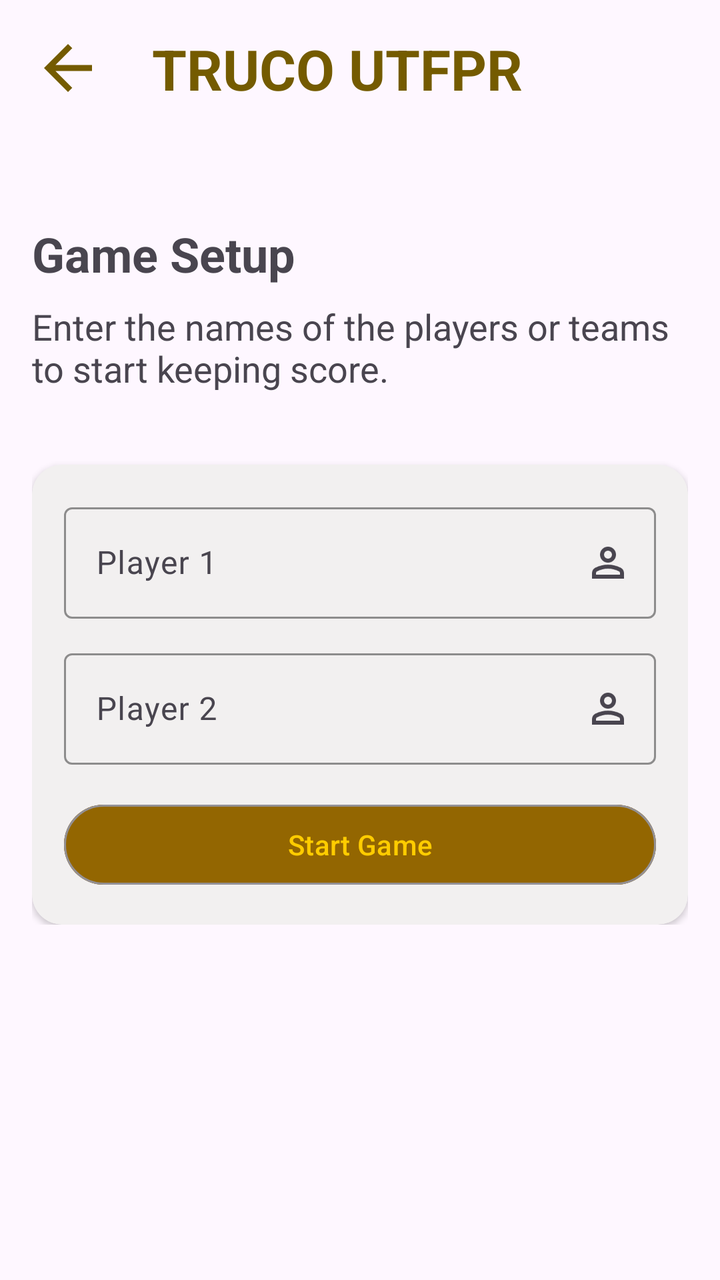
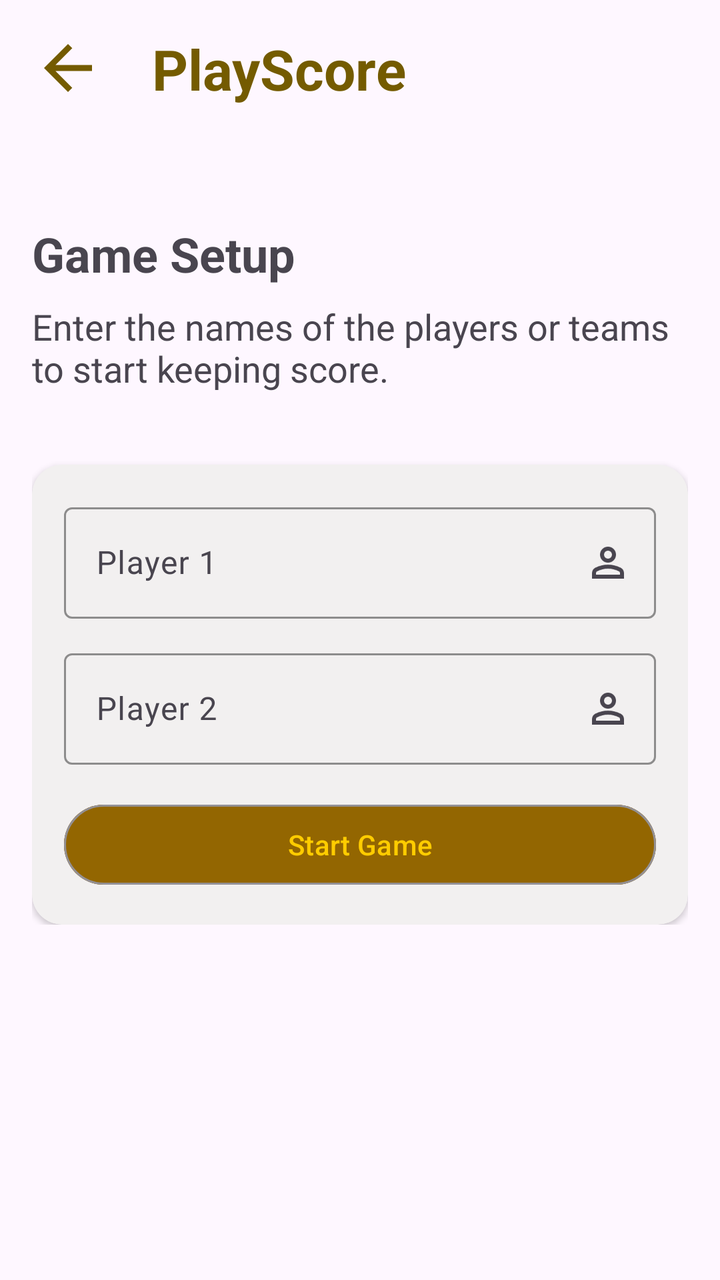

Before-and-after screenshots of an Android layout around one commit, followed by the original layout XML and the change that was made.
<!-- AndroidManifest.xml: application theme Theme.PlayScore -->
<!-- res/layout/activity_edit_name.xml -->
<?xml version="1.0" encoding="utf-8"?>
<ScrollView xmlns:android="http://schemas.android.com/apk/res/android"
    xmlns:app="http://schemas.android.com/apk/res-auto"
    xmlns:tools="http://schemas.android.com/tools"
    android:id="@+id/edit_name"
    android:layout_width="match_parent"
    android:layout_height="match_parent"
    tools:context=".EditName">

    <androidx.constraintlayout.widget.ConstraintLayout
        android:layout_width="match_parent"
        android:layout_height="wrap_content"
        android:padding="16dp">

        <ImageView
            android:id="@+id/ivBack"
            android:layout_width="36dp"
            android:layout_height="36dp"
            android:contentDescription="@string/back"
            android:src="@drawable/ic_back"
            app:layout_constraintStart_toStartOf="parent"
            app:layout_constraintTop_toTopOf="parent" />

        <TextView
            android:id="@+id/titleApp"
            android:layout_width="wrap_content"
            android:layout_height="wrap_content"
            android:layout_marginStart="24dp"
            android:text="@string/name_app"
            android:textColor="@color/app_text"
            android:textSize="28sp"
            android:textStyle="bold"
            app:layout_constraintBottom_toBottomOf="@+id/ivBack"
            app:layout_constraintStart_toEndOf="@+id/ivBack"
            app:layout_constraintTop_toTopOf="@+id/ivBack" />

        <TextView
            android:id="@+id/tvConfig"
            android:layout_width="wrap_content"
            android:layout_height="wrap_content"
            android:layout_marginTop="58dp"
            android:text="@string/configure_game"
            android:textSize="24sp"
            android:textStyle="bold"
            app:layout_constraintStart_toStartOf="parent"
            app:layout_constraintTop_toBottomOf="@id/titleApp" />

        <TextView
            android:id="@+id/tvText"
            android:layout_width="wrap_content"
            android:layout_height="wrap_content"
            android:layout_marginTop="8dp"
            android:text="@string/enter_names"
            android:textSize="18sp"
            app:layout_constraintStart_toStartOf="parent"
            app:layout_constraintTop_toBottomOf="@id/tvConfig" />

        <androidx.cardview.widget.CardView
            android:id="@+id/cvPlayerOne"
            android:layout_width="0dp"
            android:layout_height="wrap_content"
            android:layout_marginTop="36dp"
            android:backgroundTint="@color/card_tint"
            app:cardCornerRadius="15dp"
            app:layout_constraintEnd_toEndOf="@id/tvText"
            app:layout_constraintStart_toStartOf="@id/tvText"
            app:layout_constraintTop_toBottomOf="@id/tvText">

            <androidx.constraintlayout.widget.ConstraintLayout
                android:id="@+id/constrainLayout1"
                android:layout_width="match_parent"
                android:layout_height="wrap_content"
                android:padding="16dp">

                <com.google.android.material.textfield.TextInputLayout
                    android:id="@+id/tilPlayerOne"
                    android:layout_width="match_parent"
                    android:layout_height="wrap_content"
                    android:hint="@string/player_1_configure"
                    app:boxStrokeColor="@color/brown_text"
                    app:endIconDrawable="@drawable/ic_person"
                    app:endIconMode="custom"
                    app:hintTextColor="@color/brown_text"
                    app:layout_constraintEnd_toEndOf="parent"
                    app:layout_constraintStart_toStartOf="parent"
                    app:layout_constraintTop_toTopOf="parent">

                    <com.google.android.material.textfield.TextInputEditText
                        android:layout_width="match_parent"
                        android:layout_height="wrap_content"
                        android:inputType="textCapWords"/>
                </com.google.android.material.textfield.TextInputLayout>

                <com.google.android.material.textfield.TextInputLayout
                    android:id="@+id/tilPlayerTwo"
                    android:layout_width="match_parent"
                    android:layout_height="wrap_content"
                    android:layout_marginTop="12dp"
                    android:hint="@string/player_2_configure"
                    app:boxStrokeColor="@color/brown_text"
                    app:endIconDrawable="@drawable/ic_person"
                    app:endIconMode="custom"
                    app:hintTextColor="@color/brown_text"
                    app:layout_constraintEnd_toEndOf="@id/tilPlayerOne"
                    app:layout_constraintStart_toStartOf="@id/tilPlayerOne"
                    app:layout_constraintTop_toBottomOf="@id/tilPlayerOne">

                    <com.google.android.material.textfield.TextInputEditText
                        android:layout_width="match_parent"
                        android:layout_height="wrap_content"
                        android:inputType="textCapWords"/>
                </com.google.android.material.textfield.TextInputLayout>

                <Button
                    android:id="@+id/btStartGame"
                    android:layout_width="0dp"
                    android:layout_height="match_parent"
                    android:layout_marginTop="16dp"
                    android:backgroundTint="@color/button_brown"
                    android:text="@string/confirm"
                    android:textColor="@color/gold_text"
                    app:layout_constraintEnd_toEndOf="@id/tilPlayerTwo"
                    app:layout_constraintStart_toStartOf="@id/tilPlayerTwo"
                    app:layout_constraintTop_toBottomOf="@id/tilPlayerTwo"
                    app:strokeColor="@color/button_stroke"
                    app:strokeWidth="1dp" />
            </androidx.constraintlayout.widget.ConstraintLayout>
        </androidx.cardview.widget.CardView>


    </androidx.constraintlayout.widget.ConstraintLayout>
</ScrollView>
<!-- resources referenced by this layout -->
<resources>
  <color name="app_text">#745B00</color>
  <color name="brown_text">#936601</color>
  <color name="button_brown">#936601</color>
  <color name="button_stroke">#939095</color>
  <color name="card_tint">#F2F0F0</color>
  <color name="gold_text">#FFCC00</color>
  <!-- drawable ic_back (drawable) -->
  <vector xmlns:android="http://schemas.android.com/apk/res/android" android:autoMirrored="true" android:height="24dp" android:tint="@color/gold" android:viewportHeight="24" android:viewportWidth="24" android:width="24dp">
        
      <path android:fillColor="@android:color/white" android:pathData="M20,11H7.83l5.59,-5.59L12,4l-8,8 8,8 1.41,-1.41L7.83,13H20v-2z"/>
      
  </vector>
  <!-- drawable ic_person (drawable) -->
  <vector xmlns:android="http://schemas.android.com/apk/res/android" android:height="24dp" android:tint="@color/gold" android:viewportHeight="960" android:viewportWidth="960" android:width="24dp">
        
      <path android:fillColor="@android:color/white" android:pathData="M367,433Q320,386 320,320Q320,254 367,207Q414,160 480,160Q546,160 593,207Q640,254 640,320Q640,386 593,433Q546,480 480,480Q414,480 367,433ZM160,800L160,688Q160,654 177.5,625.5Q195,597 224,582Q286,551 350,535.5Q414,520 480,520Q546,520 610,535.5Q674,551 736,582Q765,597 782.5,625.5Q800,654 800,688L800,800L160,800ZM240,720L720,720L720,688Q720,677 714.5,668Q709,659 700,654Q646,627 591,613.5Q536,600 480,600Q424,600 369,613.5Q314,627 260,654Q251,659 245.5,668Q240,677 240,688L240,720ZM536.5,376.5Q560,353 560,320Q560,287 536.5,263.5Q513,240 480,240Q447,240 423.5,263.5Q400,287 400,320Q400,353 423.5,376.5Q447,400 480,400Q513,400 536.5,376.5ZM480,320Q480,320 480,320Q480,320 480,320Q480,320 480,320Q480,320 480,320Q480,320 480,320Q480,320 480,320Q480,320 480,320Q480,320 480,320ZM480,720L480,720Q480,720 480,720Q480,720 480,720Q480,720 480,720Q480,720 480,720Q480,720 480,720Q480,720 480,720Q480,720 480,720Q480,720 480,720L480,720Z"/>
      
  </vector>
  <string name="back">Back</string>
  <string name="configure_game">Game Setup</string>
  <string name="confirm">Start Game</string>
  <string name="enter_names">Enter the names of the players or teams to start keeping score.</string>
  <string name="name_app">TRUCO UTFPR</string>
  <string name="player_1_configure">Player 1</string>
  <string name="player_2_configure">Player 2</string>
  <style name="Theme.PlayScore" parent="Base.Theme.PlayScore" />
  <color name="gold">#745B00</color>
  <style name="Base.Theme.PlayScore" parent="Theme.Material3.DayNight.NoActionBar">
          
          
      </style>
</resources>

<!-- the commit's change to res/layout/activity_edit_name.xml (unified diff, before → after) -->
@@ -116,7 +116,7 @@
                     android:layout_width="0dp"
                     android:layout_height="match_parent"
                     android:layout_marginTop="16dp"
-                    android:backgroundTint="@color/button_brown"
+                    android:backgroundTint="@color/button_save_names"
                     android:text="@string/confirm"
                     android:textColor="@color/gold_text"
                     app:layout_constraintEnd_toEndOf="@id/tilPlayerTwo"
<!-- resource entries referenced after the edit -->
@@ -2,7 +2,7 @@
 <resources>
   <color name="app_text">#745B00</color>
   <color name="brown_text">#936601</color>
-  <color name="button_brown">#936601</color>
+  <color name="button_save_names">#936601</color>
   <color name="button_stroke">#939095</color>
   <color name="card_tint">#F2F0F0</color>
   <color name="gold_text">#FFCC00</color>
@@ -22,7 +22,7 @@
   <string name="configure_game">Game Setup</string>
   <string name="confirm">Start Game</string>
   <string name="enter_names">Enter the names of the players or teams to start keeping score.</string>
-  <string name="name_app">TRUCO UTFPR</string>
+  <string name="name_app">PlayScore</string>
   <string name="player_1_configure">Player 1</string>
   <string name="player_2_configure">Player 2</string>
   <style name="Theme.PlayScore" parent="Base.Theme.PlayScore" />
